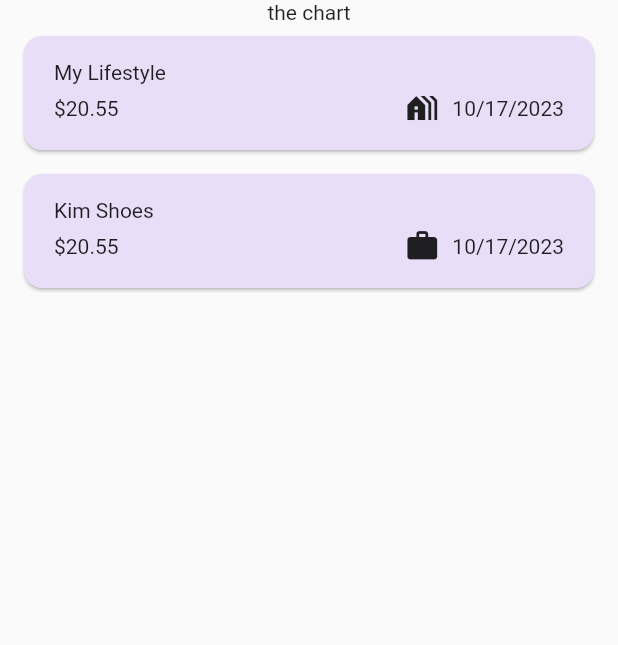
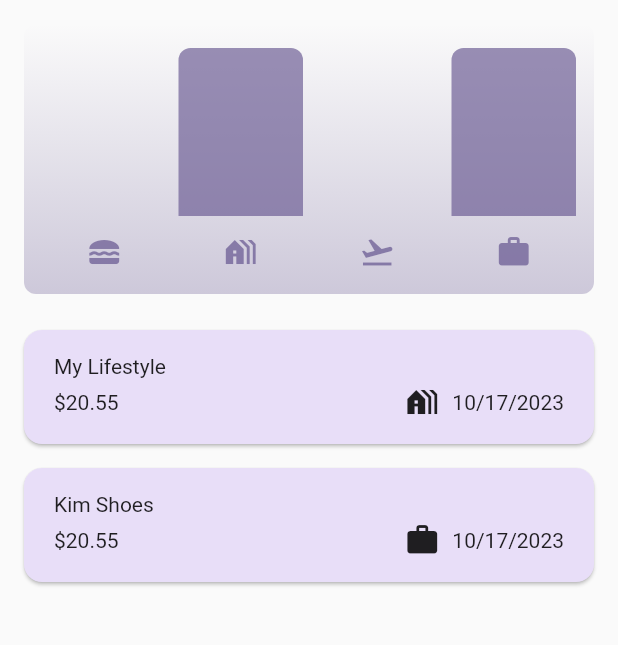
Before and after one commit to kimathi99/Expense-Tracking-app, a Flutter app: the screen it shows after launch, on a phone screen of 412 x 824 dp, the part 84-729 px from its top. Run offline on Flutter 3.47's test engine with Material 2 defaults, Android fonts, the phone set to English and light mode, and no system bars.

Commit message:
finished app

```diff
--- a/lib/models/expenses.dart
+++ b/lib/models/expenses.dart
@@ -34,3 +34,26 @@ class Expense {
     return formatter.format(date);
   }
 }
+
+class ExpenseBucket {
+  const ExpenseBucket({
+    required this.category,
+    required this.expenses,
+  });
+  ExpenseBucket.forCategory(
+    List<Expense> allExpenses,
+    this.category,
+  ) : expenses = allExpenses
+            .where((expense) => expense.category == category)
+            .toList();
+
+  final Category category;
+  final List<Expense> expenses;
+  double get totalExpenses {
+    double sum = 0;
+    for (final expense in expenses) {
+      sum += expense.amount;
+    }
+    return sum;
+  }
+}
--- /dev/null
+++ b/lib/widgets/chart/chart.dart
@@ -0,0 +1,95 @@
+import 'package:flutter/material.dart';
+
+import 'package:expense_tracker/widgets/chart/chart_bar.dart';
+import 'package:expense_tracker/models/expenses.dart';
+
+class Chart extends StatelessWidget {
+  const Chart({super.key, required this.expenses});
+
+  final List<Expense> expenses;
+
+  List<ExpenseBucket> get buckets {
+    return [
+      ExpenseBucket.forCategory(expenses, Category.food),
+      ExpenseBucket.forCategory(expenses, Category.leisure),
+      ExpenseBucket.forCategory(expenses, Category.travel),
+      ExpenseBucket.forCategory(expenses, Category.work),
+    ];
+  }
+
+  double get maxTotalExpense {
+    double maxTotalExpense = 0;
+
+    for (final bucket in buckets) {
+      if (bucket.totalExpenses > maxTotalExpense) {
+        maxTotalExpense = bucket.totalExpenses;
+      }
+    }
+
+    return maxTotalExpense;
+  }
+
+  @override
+  Widget build(BuildContext context) {
+    final isDarkMode =
+        MediaQuery.of(context).platformBrightness == Brightness.dark;
+    return Container(
+      margin: const EdgeInsets.all(16),
+      padding: const EdgeInsets.symmetric(
+        vertical: 16,
+        horizontal: 8,
+      ),
+      width: double.infinity,
+      height: 180,
+      decoration: BoxDecoration(
+        borderRadius: BorderRadius.circular(8),
+        gradient: LinearGradient(
+          colors: [
+            Theme.of(context).colorScheme.primary.withOpacity(0.3),
+            Theme.of(context).colorScheme.primary.withOpacity(0.0)
+          ],
+          begin: Alignment.bottomCenter,
+          end: Alignment.topCenter,
+        ),
+      ),
+      child: Column(
+        children: [
+          Expanded(
+            child: Row(
+              crossAxisAlignment: CrossAxisAlignment.end,
+              children: [
+                for (final bucket in buckets) // alternative to map()
+                  ChartBar(
+                    fill: bucket.totalExpenses == 0
+                        ? 0
+                        : bucket.totalExpenses / maxTotalExpense,
+                  )
+              ],
+            ),
+          ),
+          const SizedBox(height: 12),
+          Row(
+            children: buckets
+                .map(
+                  (bucket) => Expanded(
+                    child: Padding(
+                      padding: const EdgeInsets.symmetric(horizontal: 4),
+                      child: Icon(
+                        categoryIcons[bucket.category],
+                        color: isDarkMode
+                            ? Theme.of(context).colorScheme.secondary
+                            : Theme.of(context)
+                                .colorScheme
+                                .primary
+                                .withOpacity(0.7),
+                      ),
+                    ),
+                  ),
+                )
+                .toList(),
+          )
+        ],
+      ),
+    );
+  }
+}
--- /dev/null
+++ b/lib/widgets/chart/chart_bar.dart
@@ -0,0 +1,34 @@
+import 'package:flutter/material.dart';
+
+class ChartBar extends StatelessWidget {
+  const ChartBar({
+    super.key,
+    required this.fill,
+  });
+
+  final double fill;
+
+  @override
+  Widget build(BuildContext context) {
+    final isDarkMode =
+        MediaQuery.of(context).platformBrightness == Brightness.dark;
+    return Expanded(
+      child: Padding(
+        padding: const EdgeInsets.symmetric(horizontal: 4),
+        child: FractionallySizedBox(
+          heightFactor: fill,
+          child: DecoratedBox(
+            decoration: BoxDecoration(
+              shape: BoxShape.rectangle,
+              borderRadius:
+                  const BorderRadius.vertical(top: Radius.circular(8)),
+              color: isDarkMode
+                  ? Theme.of(context).colorScheme.secondary
+                  : Theme.of(context).colorScheme.primary.withOpacity(0.65),
+            ),
+          ),
+        ),
+      ),
+    );
+  }
+}
--- a/lib/widgets/expenses.dart
+++ b/lib/widgets/expenses.dart
@@ -2,6 +2,7 @@ import 'package:expense_tracker/widgets/expenses_list/expenses_list.dart';
 import 'package:flutter/material.dart';
 import 'package:expense_tracker/models/expenses.dart';
 import 'package:expense_tracker/widgets/new_expense.dart';
+import 'package:expense_tracker/widgets/chart/chart.dart';
 
 class Expenses extends StatefulWidget {
   const Expenses({super.key});
@@ -84,7 +85,7 @@ class _ExpensesState extends State<Expenses> {
       ),
       body: Column(
         children: [
-          const Text('the chart'),
+          Chart(expenses: _registeredExpenses),
           Expanded(
             child: mainContent,
           ),
```
